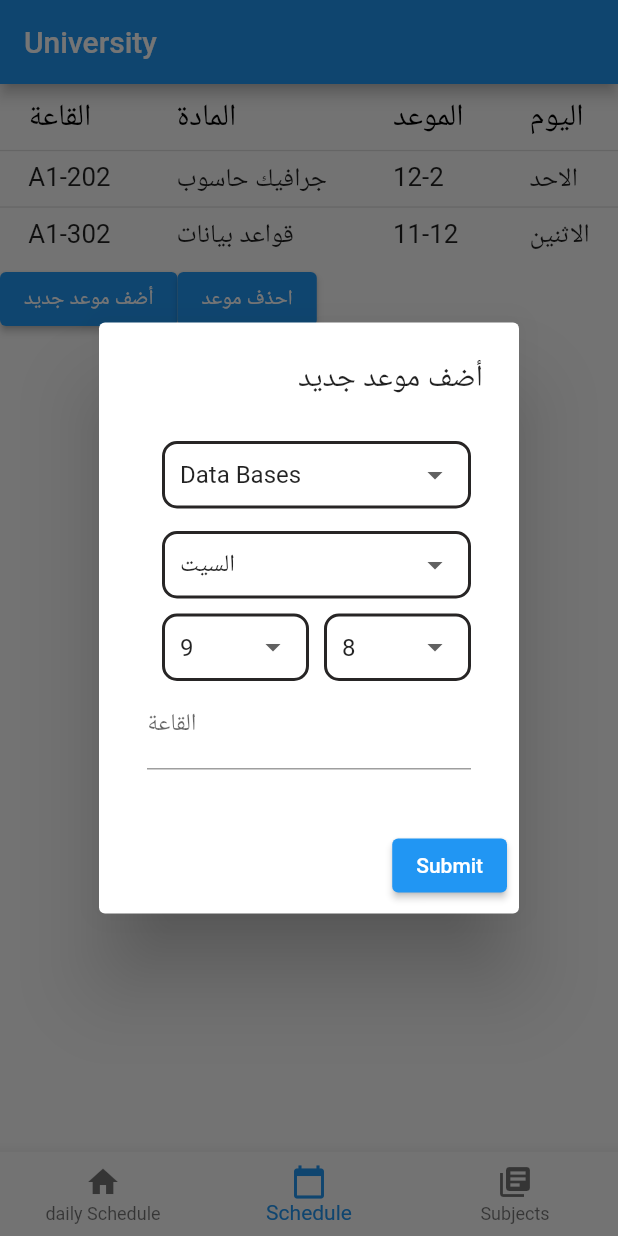
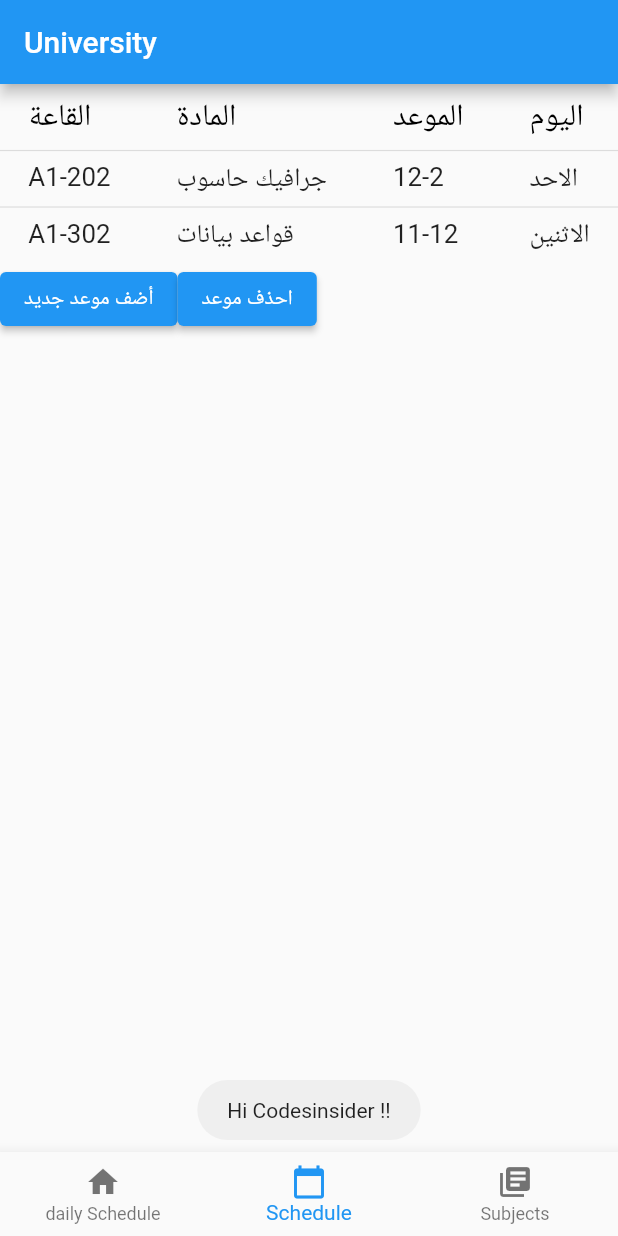
Before and after one commit to saleem-15/University-V1.0, a Flutter app: the screen it shows after launch, item 2 of the bottom bar chosen, after a tap on "احذف موعد", on a phone screen of 412 x 824 dp. Run offline on Flutter 3.47's test engine with Material 2 defaults, Android fonts, the phone set to English and light mode, and no system bars; our stand-ins replace fluttertoast.

Commit message:
add new lecture dialog has conditions

```diff
--- a/lib/models/lectures.dart
+++ b/lib/models/lectures.dart
@@ -78,7 +78,7 @@ class Lecture {
     int result = 0;
 
     switch (day) {
-      case 'السيت':
+      case 'السبت':
         result = 0;
         break;
 
--- a/lib/screens/schedule_screen.dart
+++ b/lib/screens/schedule_screen.dart
@@ -1,5 +1,5 @@
 // ignore_for_file: prefer_const_literals_to_create_immutables, prefer_const_constructors
-
+import 'package:fluttertoast/fluttertoast.dart';
 import 'package:flutter/material.dart';
 import '../models/lectures.dart';
 import 'subjects_screen.dart';
@@ -86,7 +86,14 @@ class _ScheduleState extends State<Schedule> {
                 child: Text('أضف موعد جديد'),
               ),
               ElevatedButton(
-                onPressed: () => showAddNewSubjectDialog(context),
+                onPressed: () {
+                  Fluttertoast.showToast(
+                    msg: "Hi Codesinsider !!",
+                    toastLength: Toast.LENGTH_LONG,
+                    //backgroundColor: Color.fromARGB(255, 241, 48, 48),
+                    //fontSize: 20
+                  );
+                },
                 child: Text('احذف موعد'),
               ),
             ],
@@ -114,12 +121,12 @@ class _ScheduleState extends State<Schedule> {
     // );
   }
 
-  String dropdownDay = 'السيت';
+  String dropdownDay = 'السبت';
   String dropdownSubject = SubjectsScreen.subjectsList[0];
   String dropDownStartingTime = startingTime[0];
   String dropDownEndingTime = endingTime[0];
 
-  final days = ['السيت', 'الأحد', 'الاثنين', 'الثلاثاء', 'الأربعاء', 'الخميس'];
+  final days = ['السبت', 'الأحد', 'الاثنين', 'الثلاثاء', 'الأربعاء', 'الخميس'];
   static const startingTime = ['8', '9', '10', '11', '12', '1', '2'];
   static const endingTime = ['9', '10', '11', '12', '1', '2', '3'];
 
@@ -329,6 +336,24 @@ class _ScheduleState extends State<Schedule> {
               ElevatedButton(
                 child: Text("Submit"),
                 onPressed: () {
+                  if (int.parse(dropDownStartingTime) >=
+                      int.parse(dropDownEndingTime)) {
+                    Fluttertoast.showToast(
+                      msg: "يجب ان تكون نهاية الوقت اكبر من بدايته!!",
+                      toastLength: Toast.LENGTH_LONG,
+                    );
+
+                    return;
+                  }
+
+                  if (placeInput.text.isEmpty) {
+                    Fluttertoast.showToast(
+                      msg: "حدد القاعة !!",
+                      toastLength: Toast.LENGTH_LONG,
+                    );
+
+                    return;
+                  }
                   Lecture.lecturesList.add(
                     Lecture(
                       subject: dropdownSubject,
--- a/pubspec.yaml
+++ b/pubspec.yaml
@@ -27,6 +27,7 @@ environment:
 # the latest version available on pub.dev. To see which dependencies have newer
 # versions available, run `flutter pub outdated`.
 dependencies:
+  fluttertoast: ^8.0.8
   flutter:
     sdk: flutter
 
```
Also changed, not shown: pubspec.lock.
